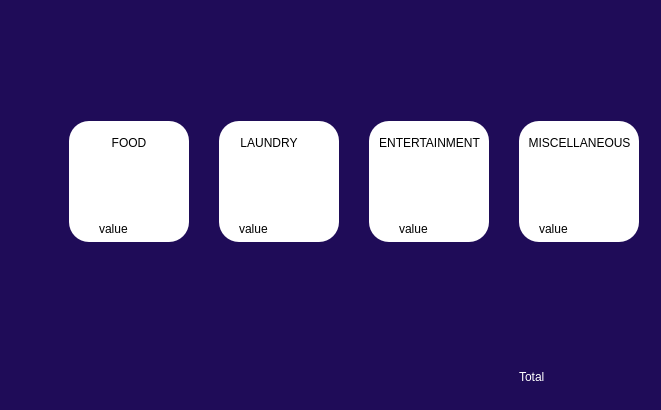
Qt form project/listdialog.ui (DikshyaL/SEM-PROJECT) before a commit.
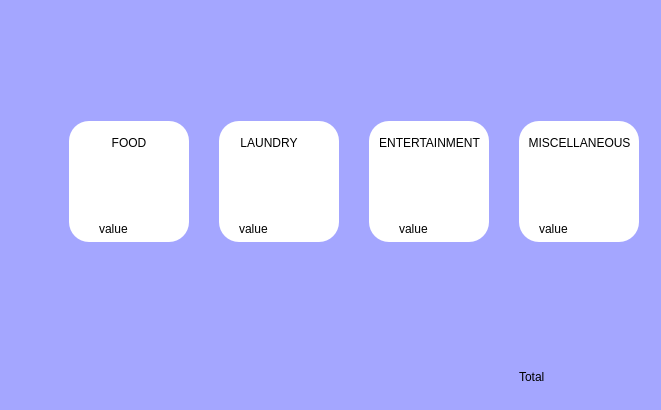
The same form after that commit. Icons and pictures are not drawn.

The edit to the form file:
```diff
--- a/project/listdialog.ui
+++ b/project/listdialog.ui
@@ -14,7 +14,7 @@
    <string>Dialog</string>
   </property>
   <property name="styleSheet">
-   <string notr="true">background-color:rgb(31, 12, 88)</string>
+   <string notr="true">background-color:rgb(164,166,255);</string>
   </property>
   <layout class="QHBoxLayout" name="horizontalLayout">
    <item>
@@ -158,7 +158,8 @@
     <widget class="QStackedWidget" name="stackedWidget">
      <property name="styleSheet">
       <string notr="true">font: 10pt &quot;Segoe UI&quot;;
-color:rgb(0,0,0)</string>
+color:rgb(0,0,0);
+background-color:rgb(164,166,255);</string>
      </property>
      <widget class="QWidget" name="page">
       <widget class="QFrame" name="frame">
@@ -447,7 +448,7 @@
        </property>
        <property name="styleSheet">
         <string notr="true">font: 700 12pt &quot;Segoe UI&quot;;
-color: rgb(255, 255, 255);</string>
+color: rgb(0,0,0);</string>
        </property>
        <property name="text">
         <string>Total</string>
```
Left out of the diff: 8 changed lines with no effect on the pictures.
